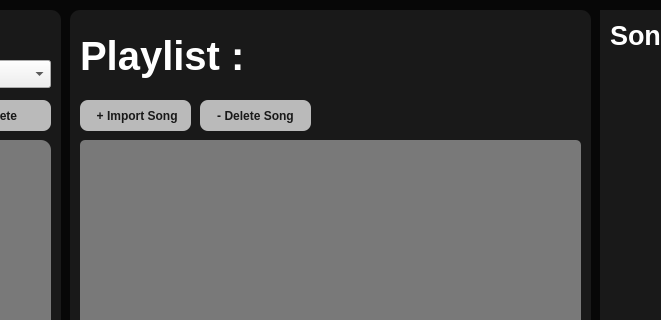
The window that mainwindow.ui (Kantisaranucheep/Audify_3) describes before a commit, drawn with Qt 5; both pictures show x 210 to 871 and y 0 to 320 of the 1080 by 720 pixel window.
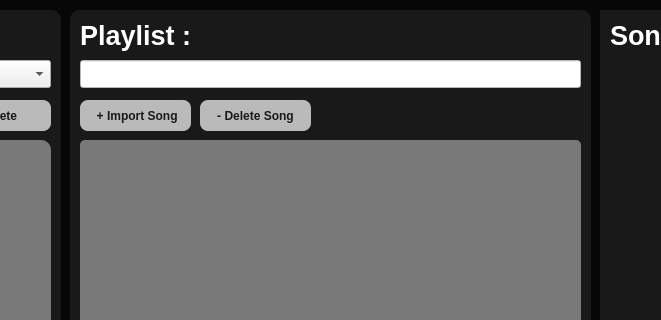
The same window after the commit.

What changed in the file:
```diff
--- a/mainwindow.ui
+++ b/mainwindow.ui
@@ -304,14 +304,14 @@
      <property name="geometry">
       <rect>
        <x>10</x>
-       <y>10</y>
+       <y>0</y>
        <width>491</width>
-       <height>71</height>
+       <height>51</height>
       </rect>
      </property>
      <property name="font">
       <font>
-       <pointsize>30</pointsize>
+       <pointsize>20</pointsize>
        <bold>true</bold>
       </font>
      </property>
@@ -388,6 +388,21 @@
       <number>5</number>
      </property>
     </widget>
+    <widget class="QLineEdit" name="lineEdit">
+     <property name="geometry">
+      <rect>
+       <x>10</x>
+       <y>50</y>
+       <width>501</width>
+       <height>28</height>
+      </rect>
+     </property>
+     <property name="styleSheet">
+      <string notr="true">QLineEdit::editable{ 
+background-color: white; 
+}</string>
+     </property>
+    </widget>
    </widget>
    <widget class="QFrame" name="frame_4">
     <property name="geometry">
```
